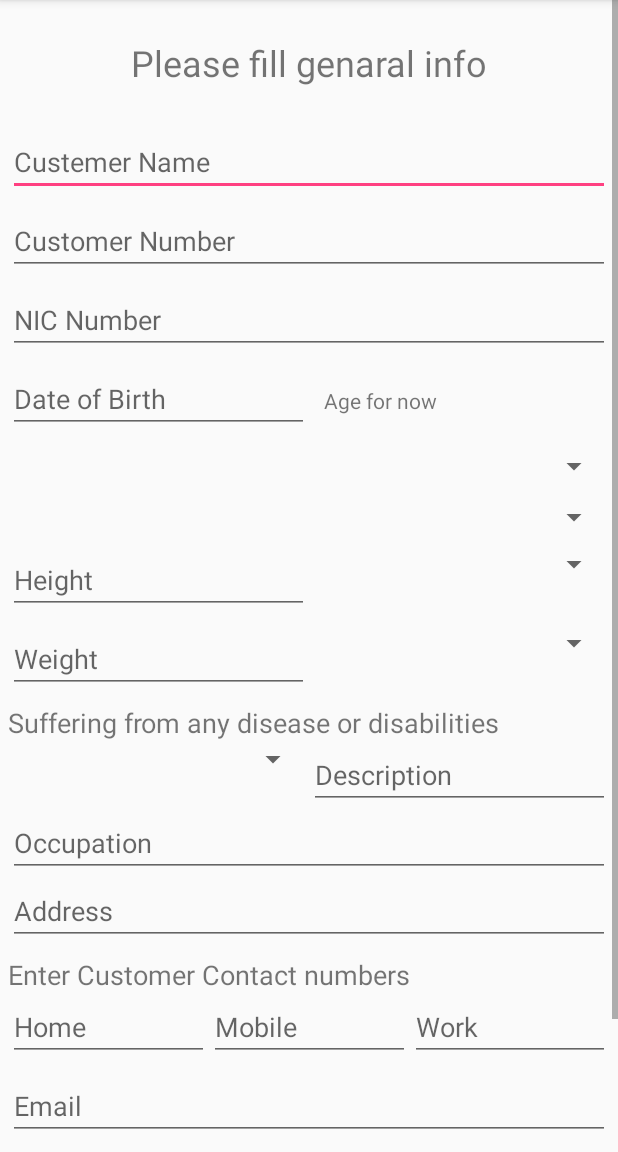
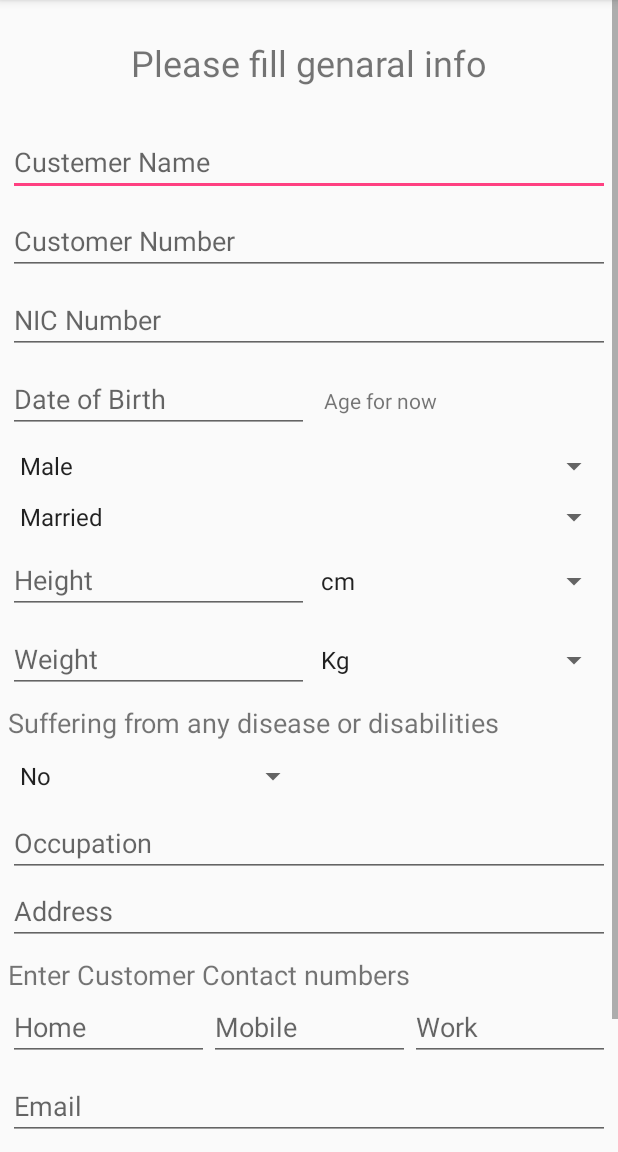
Before and after one commit to ejChathuranga/Agent_Mgt_Diary, an Android app: the fragment Frag_client_reg_genaral shown on its own in the app's theme, on a phone screen of 412 x 824 dp, the part 84-1236 px from its top. Run offline under Robolectric (Android 15) with nearby library versions, the light colour scheme and no system bars; 2 statements that could not run were skipped.

Commit message:
added values-> string for clien reg genaral info

```diff
--- a/app/src/main/res/values/strings.xml
+++ b/app/src/main/res/values/strings.xml
@@ -6,18 +6,45 @@
 
     <string-array name="AgentRole">
         <item>Agent</item>
-        <item>Manger</item>
     </string-array>
 
+    <string-array name="CustomerGender">
+        <item>Male</item>
+        <item>Female</item>
+    </string-array>
+
+    <string-array name="CustomerHeightScale">
+        <item>cm</item>
+        <item>ft</item>
+    </string-array>
+
+    <string-array name="CustomerWeightScale">
+        <item>Kg</item>
+        <item>Lb</item>
+    </string-array>
+
+    <string-array name="CustomerIsDisease">
+        <item>No</item>
+        <item>Yes</item>
+    </string-array>
+
+    <string-array name="CustomerCivicStatus">
+        <item>Married</item>
+        <item>Single</item>
+        <item>Divorced</item>
+        <item>Widowed</item>
+    </string-array>
+
+
     <string-array name="AgentForgotPassQuestions">
-        <item>What is the last name of your first boyfriend or girlfriend?</item>
-        <item>What was your favorite place to visit as a child?</item>
-        <item>What is the name of your favorite pet?</item>
-        <item>In what city were you born?</item>
-        <item>What is your favorite movie?</item>
-        <item>In what town was your first job?</item>
-        <item>What is your favorite color?</item>
-        <item>What is the name of your first grade teacher?</item>
-        <item>Who is your childhood sports hero?</item>
+        <item>1.What is the last name of your first boyfriend or girlfriend?</item>
+        <item>2.What was your favorite place to visit as a child?</item>
+        <item>3.What is the name of your favorite pet?</item>
+        <item>4.In what city were you born?</item>
+        <item>5.What is your favorite movie?</item>
+        <item>6.In what town was your first job?</item>
+        <item>7.What is your favorite color?</item>
+        <item>8.What is the name of your first grade teacher?</item>
+        <item>9.Who is your childhood sports hero?</item>
     </string-array>
 </resources>
```
